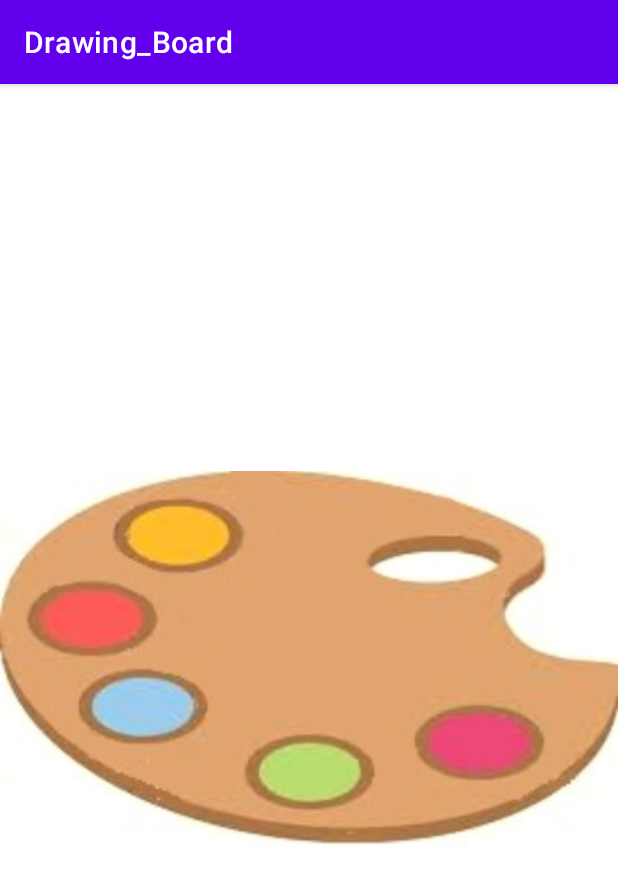
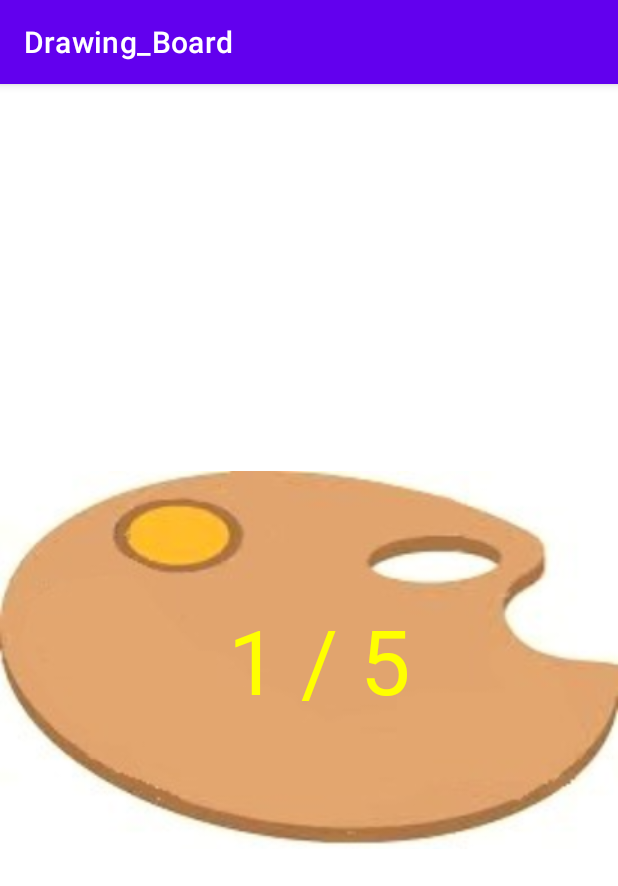
Before and after one commit to endeoddl19/drawing-board, an Android app: the Waiting screen opened directly, with no data from a screen before it, on a phone screen of 412 x 824 dp. Shown: the top 886 px of the screen. Run offline under Robolectric (Android 15) with nearby library versions, the light colour scheme and no system bars.

Commit message:
waiting ui 완료

```diff
--- a/Drawing_Board/app/src/main/java/com/example/drawing_board/Create.java
+++ b/Drawing_Board/app/src/main/java/com/example/drawing_board/Create.java
@@ -73,6 +73,9 @@ public class Create extends AppCompatActivity {
                     DB.child(roomid).setValue(newroom);
 
                     Intent intent = new Intent(getApplicationContext(), Menu.class);
+                    intent.putExtra("playernum",1);
+                    intent.putExtra("maxplayers",maxplayers);
+                    intent.putExtra("roomid",roomid);
                     startActivity(intent);
                 }
             }
--- a/Drawing_Board/app/src/main/java/com/example/drawing_board/MainActivity.java
+++ b/Drawing_Board/app/src/main/java/com/example/drawing_board/MainActivity.java
@@ -21,8 +21,7 @@ public class MainActivity extends AppCompatActivity implements View.OnClickListe
     private ImageButton currPaint, pancel,clear,erase,save;
     private DrawingView drawView;
     private TextView word;
-    private String roomid;
-    private int turn,curplayers;
+    private int turn;
 
     @Override
     protected void onCreate(Bundle savedInstanceState) {
@@ -42,8 +41,6 @@ public class MainActivity extends AppCompatActivity implements View.OnClickListe
         save.setOnClickListener(this);
 
         Intent intent = new Intent();
-        roomid = intent.getStringExtra("roomid");
-        curplayers = intent.getIntExtra("curplayers",1);
         turn = 1;
     }
 
--- a/Drawing_Board/app/src/main/java/com/example/drawing_board/Waiting.java
+++ b/Drawing_Board/app/src/main/java/com/example/drawing_board/Waiting.java
@@ -2,13 +2,30 @@ package com.example.drawing_board;
 
 import androidx.appcompat.app.AppCompatActivity;
 
+import android.content.Intent;
 import android.os.Bundle;
+import android.widget.TextView;
 
 public class Waiting extends AppCompatActivity {
+
+    private int curplayers,maxplayers;
+    private TextView roomid, players;
+    private String room_id;
 
     @Override
     protected void onCreate(Bundle savedInstanceState) {
         super.onCreate(savedInstanceState);
         setContentView(R.layout.activity_waiting);
+
+        Intent intent = new Intent();
+        intent.getIntExtra("playernum",1);
+        intent.getIntExtra("maxplayers",4);
+        room_id = intent.getStringExtra("roomid");
+
+        roomid = findViewById(R.id.room_id_waiting);
+        players = findViewById(R.id.players_waiting);
+
+        roomid.setText(room_id);
+
     }
 }
--- a/Drawing_Board/app/src/main/res/layout/activity_create.xml
+++ b/Drawing_Board/app/src/main/res/layout/activity_create.xml
@@ -45,6 +45,8 @@
                     android:text=""
                     android:gravity="center"
                     android:textColor="#3d65d3"
+                    android:maxLength="10"
+                    android:inputType="text"
                     android:textSize="35sp" />
             </LinearLayout>
 
@@ -70,6 +72,8 @@
                     android:layout_weight=".55"
                     android:textColor="#3d65d3"
                     android:gravity="center"
+                    android:maxLength="7"
+                    android:inputType="numberPassword"
                     android:text=""
                     android:textSize="35sp"/>
             </LinearLayout>
--- a/Drawing_Board/app/src/main/res/layout/activity_waiting.xml
+++ b/Drawing_Board/app/src/main/res/layout/activity_waiting.xml
@@ -6,9 +6,37 @@
     android:layout_height="match_parent"
     tools:context=".Waiting">
 
-    <ImageView
+    <RelativeLayout
         android:layout_width="match_parent"
-        android:layout_height="match_parent"
-        android:src="@drawable/palette"/>
+        android:layout_height="match_parent">
+        <TextView
+            android:id="@+id/room_id_waiting"
+            android:layout_width="wrap_content"
+            android:layout_height="wrap_content"
+            android:text="000"
+            android:textColor="#975329"
+            android:textSize="45sp"
+            android:fontFamily="@font/blackhansans_regular"
+            android:layout_above="@id/players_waiting"
+            android:layout_alignParentLeft="true"
+            android:layout_alignParentRight="true"
+            android:gravity="center"
+            android:layout_marginBottom="100dp"/>
+        <ImageView
+            android:id="@+id/palatte"
+            android:layout_width="match_parent"
+            android:layout_height="match_parent"
+            android:layout_centerInParent="true"
+            android:src="@drawable/palette1"/>
+        <TextView
+            android:id="@+id/players_waiting"
+            android:layout_width="wrap_content"
+            android:layout_height="wrap_content"
+            android:layout_centerInParent="true"
+            android:text=" 1 / 5"
+            android:textSize="60sp"
+            android:textColor="#FFFF00"
+            android:fontFamily="@font/blackhansans_regular"/>
+    </RelativeLayout>
 
 </androidx.constraintlayout.widget.ConstraintLayout>
```
Also changed, not shown: Drawing_Board/app/src/main/java/com/example/drawing_board/RoomUser.java (+11 -2 lines), Drawing_Board/app/src/main/res/layout/activity_main.xml (+9 -36 lines), Drawing_Board/app/src/main/res/drawable-v24/palette1.jpg (added), Drawing_Board/app/src/main/res/drawable-v24/palette2.jpg (added), Drawing_Board/app/src/main/res/drawable-v24/palette3.jpg (added), Drawing_Board/app/src/main/res/drawable-v24/palette4.jpg (added), Drawing_Board/app/src/main/res/drawable-v24/palette5.jpg (renamed from Drawing_Board/app/src/main/res/drawable-v24/palette.jpg).
